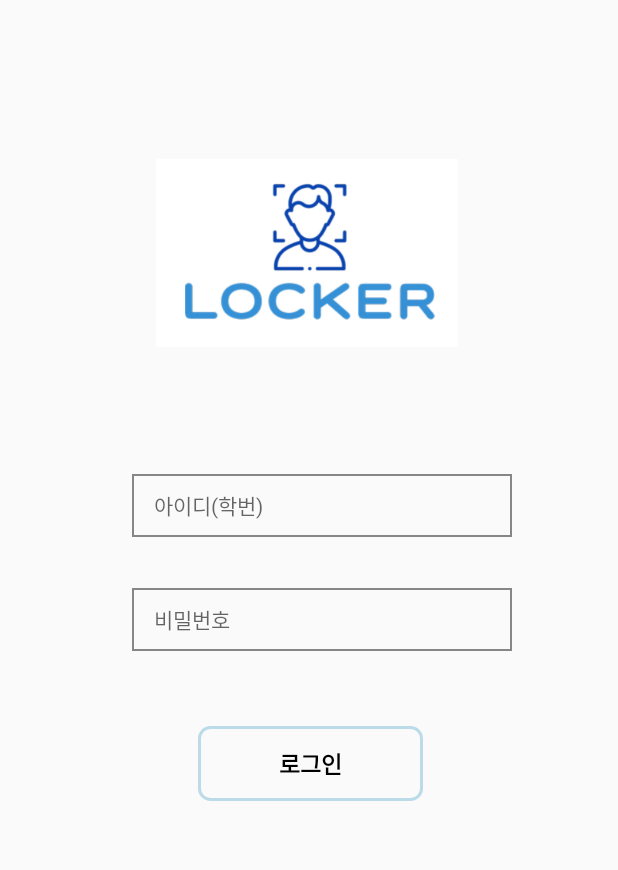
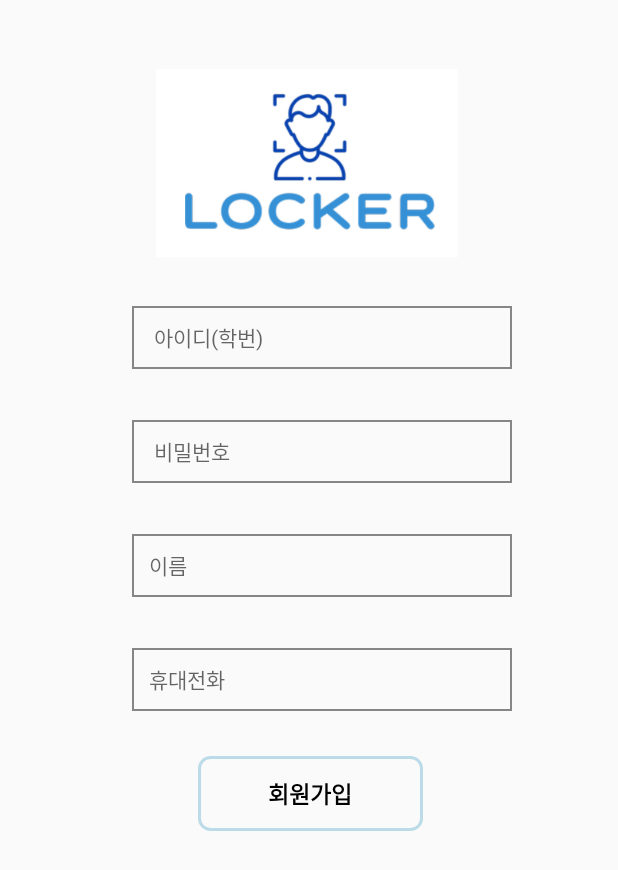
Before and after one commit to LeeDaMi01/facelocker, an Android app: the layout activity_sign_up.xml on its own in the app's theme, with its tools: preview values and no code run, on a phone screen of 412 x 824 dp. Shown: the top 870 px of the screen. Run offline under Robolectric (Android 15) with nearby library versions, the phone set to English and light mode, and no system bars.

Commit message:
개폐 로그 수정 & 회원가입 액티비티 생성

```diff
--- /dev/null
+++ b/app/src/main/java/com/example/flocker/SignUp.java
@@ -0,0 +1,14 @@
+package com.example.flocker;
+
+import androidx.appcompat.app.AppCompatActivity;
+
+import android.os.Bundle;
+
+public class SignUp extends AppCompatActivity {
+
+    @Override
+    protected void onCreate(Bundle savedInstanceState) {
+        super.onCreate(savedInstanceState);
+        setContentView(R.layout.activity_sign_up);
+    }
+}
--- a/app/src/main/java/com/example/flocker/login.java
+++ b/app/src/main/java/com/example/flocker/login.java
@@ -111,6 +111,7 @@ public class login extends AppCompatActivity {
             String dbnm = person.get(TAG_NAME);
             setsavedata.putString("name",dbnm);
             setsavedata.commit();
+            Toast.makeText(login.this, "ID : " + dbId + ", PW : " + dbPw, Toast.LENGTH_SHORT).show();
             if (dbId.equals(id) && dbPw.equals(pw)) {
                 loginId = id;
                 loginName = dbnm;
--- a/app/src/main/res/layout/activity_main.xml
+++ b/app/src/main/res/layout/activity_main.xml
@@ -84,7 +84,6 @@
         android:layout_height="93dp"
         android:layout_marginStart="168dp"
         android:layout_marginTop="104dp"
-        android:src="@drawable/profile"
         app:layout_constraintStart_toStartOf="parent"
         app:layout_constraintTop_toTopOf="parent" />
 
--- a/app/src/main/res/layout/activity_login.xml
+++ b/app/src/main/res/layout/activity_sign_up.xml
@@ -4,14 +4,13 @@
     xmlns:tools="http://schemas.android.com/tools"
     android:layout_width="match_parent"
     android:layout_height="match_parent"
-    tools:context=".login">
-
+    tools:context=".SignUp">
     <EditText
-        android:id="@+id/number"
+        android:id="@+id/SignUpNum"
         android:layout_width="253dp"
         android:layout_height="42dp"
         android:layout_marginStart="88dp"
-        android:layout_marginTop="316dp"
+        android:layout_marginTop="204dp"
         android:background="@drawable/id_pw_button"
         android:ems="10"
         android:hint="  아이디(학번)"
@@ -22,11 +21,11 @@
         app:layout_constraintTop_toTopOf="parent" />
 
     <EditText
-        android:id="@+id/password"
+        android:id="@+id/SignUpPw"
         android:layout_width="253dp"
         android:layout_height="42dp"
         android:layout_marginStart="88dp"
-        android:layout_marginTop="392dp"
+        android:layout_marginTop="280dp"
         android:background="@drawable/id_pw_button"
         android:ems="10"
         android:hint="  비밀번호"
@@ -37,16 +36,48 @@
         app:layout_constraintStart_toStartOf="parent"
         app:layout_constraintTop_toTopOf="parent" />
 
+
+    <EditText
+        android:id="@+id/SignUpName"
+        android:layout_width="253dp"
+        android:layout_height="42dp"
+        android:layout_marginStart="88dp"
+        android:layout_marginTop="356dp"
+        android:background="@drawable/id_pw_button"
+        android:ems="10"
+        android:hint=" 이름"
+        android:inputType="textPersonName"
+        android:textColor="@color/black"
+        android:textSize="14dp"
+        app:layout_constraintStart_toStartOf="parent"
+        app:layout_constraintTop_toTopOf="parent" />
+
+    <EditText
+        android:id="@+id/SingUpPhone"
+        android:layout_width="253dp"
+        android:layout_height="42dp"
+        android:layout_marginStart="88dp"
+        android:layout_marginTop="432dp"
+        android:background="@drawable/id_pw_button"
+        android:ems="10"
+        android:hint=" 휴대전화"
+        android:inputType="textPassword"
+        android:text=""
+        android:textColor="@color/black"
+        android:textSize="14dp"
+        app:layout_constraintStart_toStartOf="parent"
+        app:layout_constraintTop_toTopOf="parent" />
+
+
     <Button
-        android:id="@+id/login2"
+        android:id="@+id/SignUpBtn"
         android:layout_width="150dp"
         android:layout_height="50dp"
         android:layout_marginStart="132dp"
-        android:layout_marginTop="404dp"
+        android:layout_marginTop="484dp"
         android:background="@drawable/login_button"
-        android:text="로그인"
+        android:text="회원가입"
         android:textSize="15dp"
-        android:fontFamily="@font/cafe5"
         android:textColor="@color/black"
         android:textStyle="bold"
         app:layout_constraintStart_toStartOf="parent"
@@ -57,10 +88,9 @@
         android:layout_width="201dp"
         android:layout_height="177dp"
         android:layout_marginStart="104dp"
-        android:layout_marginTop="80dp"
+        android:layout_marginTop="20dp"
         android:src="@drawable/logo1"
         app:layout_constraintStart_toStartOf="parent"
         app:layout_constraintTop_toTopOf="parent" />
 
-
 </androidx.constraintlayout.widget.ConstraintLayout>
```
Also changed, not shown: app/src/main/AndroidManifest.xml (+33 -44 lines), app/src/main/java/com/example/flocker/first.java (+9 -3 lines), app/src/main/java/com/example/flocker/log.java (+14 -5 lines), app/src/main/res/font/font.xml (+0 -20 lines), app/src/main/res/layout/activity_first.xml (+14 -0 lines).
